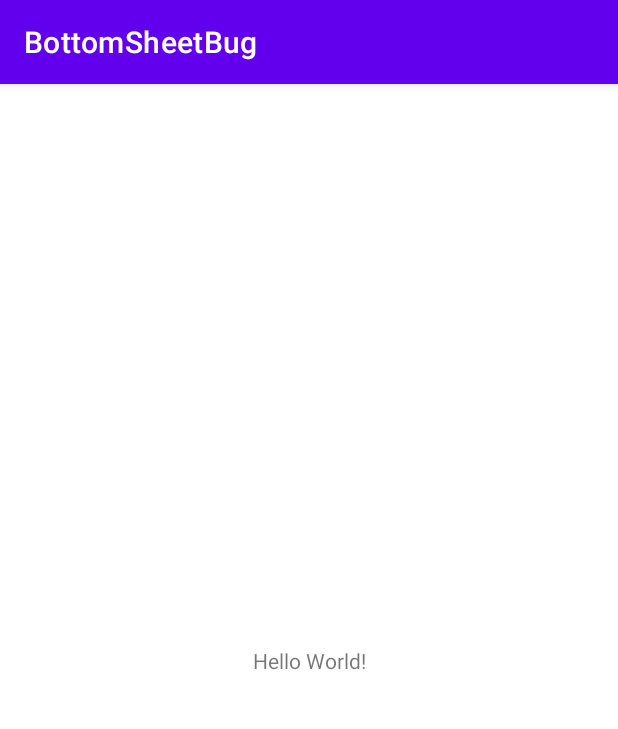
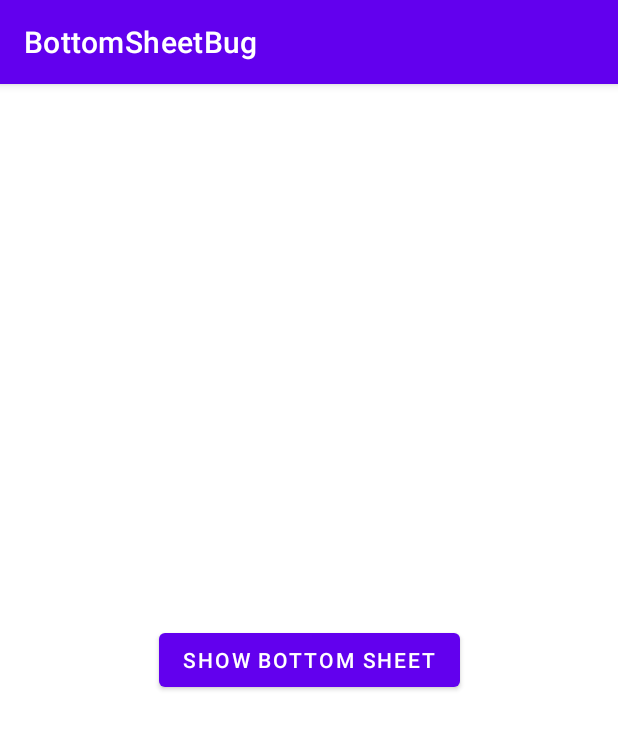
Before and after one commit to enginegl/bottom-sheet-issue, an Android app: the screen it shows after launch (MainActivity), on a phone screen of 412 x 824 dp. Shown: the top 729 px of the screen. Run offline under Robolectric (Android 15) with nearby library versions, the phone set to English and light mode, and no system bars.

Commit message:
Add issue demo.

```diff
--- a/app/build.gradle
+++ b/app/build.gradle
@@ -33,13 +33,9 @@ android {
 }
 
 dependencies {
-
     implementation "org.jetbrains.kotlin:kotlin-stdlib:$kotlin_version"
     implementation 'androidx.core:core-ktx:1.6.0'
     implementation 'androidx.appcompat:appcompat:1.3.1'
     implementation 'com.google.android.material:material:1.4.0'
     implementation 'androidx.constraintlayout:constraintlayout:2.1.0'
-    testImplementation 'junit:junit:4.+'
-    androidTestImplementation 'androidx.test.ext:junit:1.1.3'
-    androidTestImplementation 'androidx.test.espresso:espresso-core:3.4.0'
 }
--- a/app/src/main/java/com/github/enginegl/bottomsheetbug/MainActivity.kt
+++ b/app/src/main/java/com/github/enginegl/bottomsheetbug/MainActivity.kt
@@ -1,11 +1,16 @@
 package com.github.enginegl.bottomsheetbug
 
+import android.os.Bundle
+import android.widget.Button
 import androidx.appcompat.app.AppCompatActivity
-import android.os.Bundle
 
 class MainActivity : AppCompatActivity() {
+
     override fun onCreate(savedInstanceState: Bundle?) {
         super.onCreate(savedInstanceState)
         setContentView(R.layout.activity_main)
+        findViewById<Button>(R.id.button).setOnClickListener {
+            TestBottomSheetDialogFragment().show(supportFragmentManager, TestBottomSheetDialogFragment::class.simpleName)
+        }
     }
 }
--- a/app/src/main/res/layout/activity_main.xml
+++ b/app/src/main/res/layout/activity_main.xml
@@ -6,10 +6,11 @@
     android:layout_height="match_parent"
     tools:context=".MainActivity">
 
-    <TextView
+    <Button
         android:layout_width="wrap_content"
         android:layout_height="wrap_content"
-        android:text="Hello World!"
+        android:id="@+id/button"
+        android:text="Show bottom sheet"
         app:layout_constraintBottom_toBottomOf="parent"
         app:layout_constraintLeft_toLeftOf="parent"
         app:layout_constraintRight_toRightOf="parent"
```
Also changed, not shown: app/src/main/java/com/github/enginegl/bottomsheetbug/TestBottomSheetDialogFragment.kt (added, +14 -0 lines), app/src/main/res/layout/fragment_test_bottom_sheet.xml (added, +12 -0 lines), app/src/main/res/values/strings.xml (+1 -0 lines).
